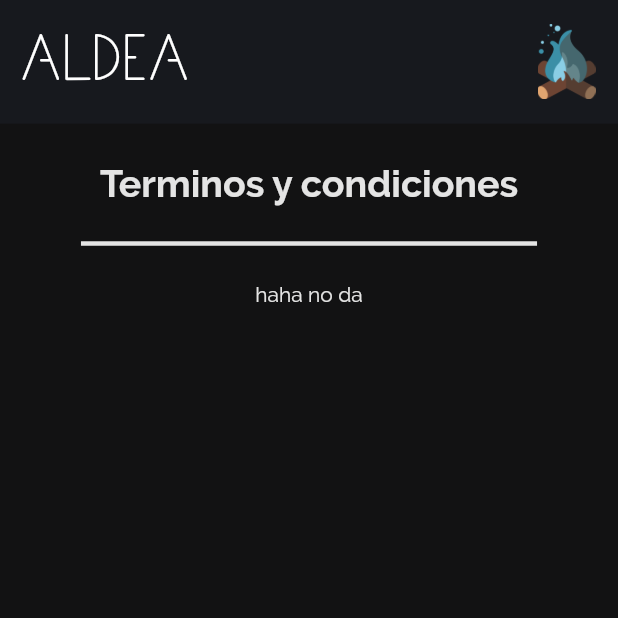
After one commit to 0x2t1ff/aldea, a Flutter app: the PrivacidadView screen opened directly, on a phone screen of 412 x 824 dp, the top half of it. The commit adds this screen. Run offline on Flutter 3.47's test engine with Material 2 defaults, Android fonts, the phone set to English and light mode, and no system bars; our stand-ins replace auto_size_text, carousel_slider, cloud_firestore, firebase_auth, firebase_database, firebase_messaging and 8 more; missing offline and left inert: international_phone_input; accounts and stored records are empty.

Commit message:
new screen , merge ALDEA-81

```diff
--- a/lib/constants/route_names.dart
+++ b/lib/constants/route_names.dart
@@ -17,3 +17,4 @@ const String CommentsViewRoute = 'CommentsView';
 const String CommunitiesProfileViewRoute = 'CommunitiesProfileView';
 const String HeroScreenRoute = 'HeroScreen';
 const String CommunityUsersAdminRoute= 'CommunityUsersAdminView';
+const String PrivacidadViewRoute = 'PrivacidadView';
--- a/lib/ui/router.dart
+++ b/lib/ui/router.dart
@@ -7,6 +7,7 @@ import 'package:aldea/ui/views/community_users_admin_view.dart';
 import 'package:aldea/ui/views/detailed_community_creation_request_view.dart';
 import 'package:aldea/ui/views/hero_view.dart';
 import 'package:aldea/ui/views/other_profile_view.dart';
+import 'package:aldea/ui/views/privacidad_view.dart';
 import 'package:aldea/ui/views/requests_view.dart';
 import 'package:aldea/ui/views/vouch_view.dart';
 import './views/profile_settings_view.dart';
@@ -107,7 +108,8 @@ Route<dynamic> generateRoute(RouteSettings settings) {
       return _getPageRoute(
           routeName: settings.name,
           viewToShow: CommunityUsersAdminView(settings.arguments));
-
+    case PrivacidadViewRoute:
+    return _getPageRoute(routeName: settings.name, viewToShow: PrivacidadView());
     case CommunitySettingsViewRoute:
       return _getPageRoute(
           routeName: settings.name,
--- /dev/null
+++ b/lib/ui/views/privacidad_view.dart
@@ -0,0 +1,70 @@
+import 'package:aldea/ui/shared/ui_helpers.dart';
+import 'package:flutter/material.dart';
+import 'package:aldea/ui/widgets/notch_filler.dart';
+import 'package:aldea/ui/shared/app_colors.dart';
+
+class PrivacidadView extends StatelessWidget {
+  @override
+  Widget build(BuildContext context) {
+    return Scaffold(
+      backgroundColor: darkGrey,
+      body: Column(
+        children: [
+          NotchFiller(),
+          Container(
+            padding: EdgeInsets.symmetric(horizontal: 15),
+            width: double.infinity,
+            height: screenHeight(context) * 0.1,
+            alignment: Alignment.centerLeft,
+            color: Color(0xff17191E),
+            child: Row(
+              mainAxisAlignment: MainAxisAlignment.spaceBetween,
+              children: <Widget>[
+                Text(
+                  'ALDEA',
+                  style: TextStyle(
+                      color: Colors.white, fontFamily: 'Thinoo', fontSize: 40),
+                ),
+                SizedBox(
+                  height: 50,
+                  child: Image.asset('assets/images/hoguera.png'),
+                ),
+              ],
+            ),
+          ),
+          Padding(
+            padding:
+                EdgeInsets.symmetric(vertical: screenHeight(context) * 0.03),
+            child: Text(
+              "Terminos y condiciones",
+              style: TextStyle(
+                  color: almostWhite,
+                  fontFamily: "Raleway",
+                  fontWeight: FontWeight.bold,
+                  fontSize: 25),
+            ),
+          ),
+          Padding(
+            padding:
+                EdgeInsets.symmetric(horizontal: screenWidth(context) * 0.131),
+            child: Container(
+              width: screenWidth(context),
+              height: 3,
+              color: almostWhite,
+            ),
+          ),
+          Padding(
+            padding: EdgeInsets.only(top: screenHeight(context) * 0.03),
+            child: Text(
+              "haha no da",
+              style: TextStyle(
+                color: almostWhite,
+                fontFamily: "Raleway",
+              ),
+            ),
+          )
+        ],
+      ),
+    );
+  }
+}
--- a/lib/ui/views/profile_settings_view.dart
+++ b/lib/ui/views/profile_settings_view.dart
@@ -94,15 +94,21 @@ class ProfileSettingsView extends StatelessWidget {
                                   style: optionsStyle,
                                 ),
                               ),
-                              Container(
-                                  width: devicesize.screenWidth(context) * 0.16,
+                              Padding(
+                                padding: EdgeInsets.only(
+                                    left:
+                                        devicesize.screenWidth(context) * 0.1),
+                                child: Container(
+                                    width:
+                                        devicesize.screenWidth(context) * 0.16,
                                     child: Switch(
                                         value: model
                                             .currentUser.notificationsEnabled,
                                         onChanged: (bool notifications) =>
                                             model.changeNotifications(
                                                 notifications,
-                                              model.currentUser.uid)))
+                                                model.currentUser.uid))),
+                              )
                             ],
                           ),
                         ),
@@ -135,7 +141,7 @@ class ProfileSettingsView extends StatelessWidget {
                         padding: EdgeInsets.symmetric(
                             vertical: devicesize.screenHeight(context) * 0.024),
                         child: GestureDetector(
-                          onTap: () => print("pressed"),
+                          onTap: () => model.goToPrivacity(),
                           child: Row(
                             children: <Widget>[
                               Icon(
--- a/lib/viewmodels/profile_settings_view_model.dart
+++ b/lib/viewmodels/profile_settings_view_model.dart
@@ -12,7 +12,7 @@ class ProfileSettingsViewModel extends BaseModel {
   final NavigationService _navigationService = locator<NavigationService>();
   final AuthenticationService _authenticationService =
       locator<AuthenticationService>();
-      final FirestoreService _firestoreService = locator<FirestoreService>();
+  final FirestoreService _firestoreService = locator<FirestoreService>();
   Future goCreateCommunityScreen() {
     _navigationService.navigateTo(CommunityCreationViewRoute, false);
   }
@@ -27,10 +27,13 @@ class ProfileSettingsViewModel extends BaseModel {
     await _navigationService.navigateTo(LoginViewRoute, true, isRemoval: true);
   }
 
-  void changeNotifications(bool notifications, String id){
-_firestoreService.changeNotificationsSetting(id, notifications);
-currentUser.notificationsEnabled = notifications;
-notifyListeners();
+  void changeNotifications(bool notifications, String id) {
+    _firestoreService.changeNotificationsSetting(id, notifications);
+    currentUser.notificationsEnabled = notifications;
+    notifyListeners();
+  }
 
+  void goToPrivacity() {
+    _navigationService.navigateTo(PrivacidadViewRoute, false);
   }
 }
```
Lines whose indentation alone changed are shown as unchanged.
